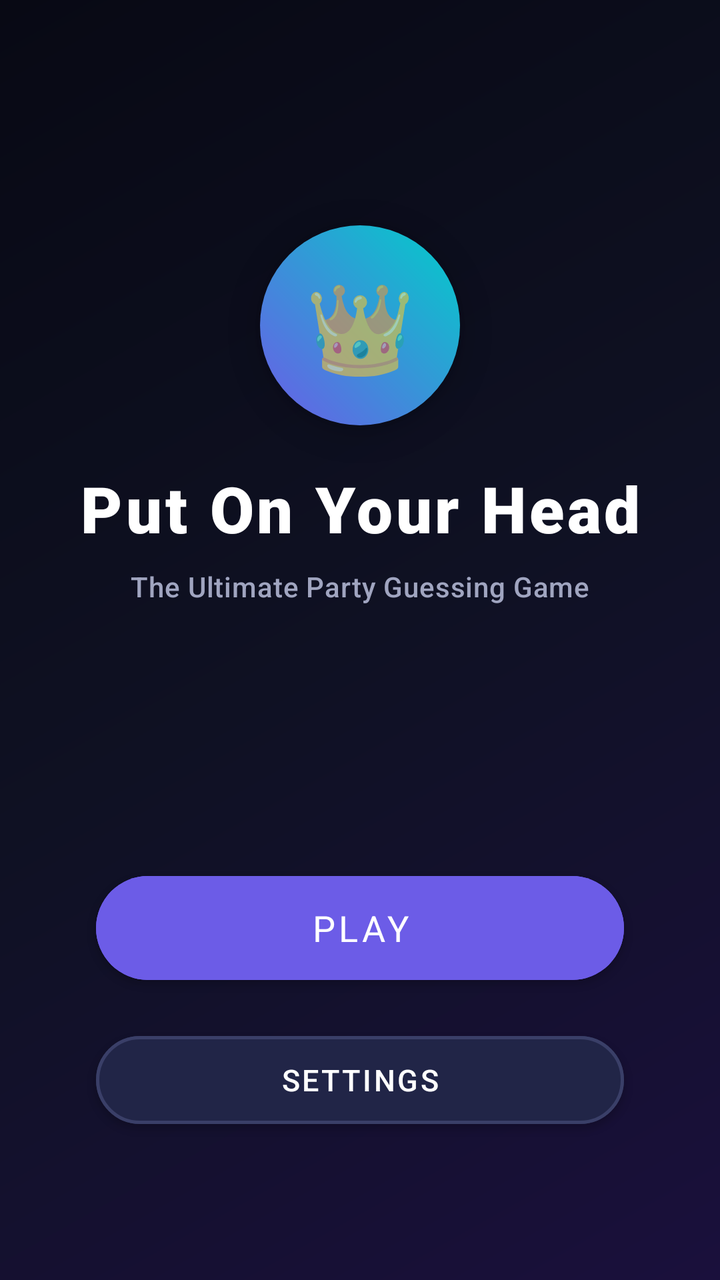
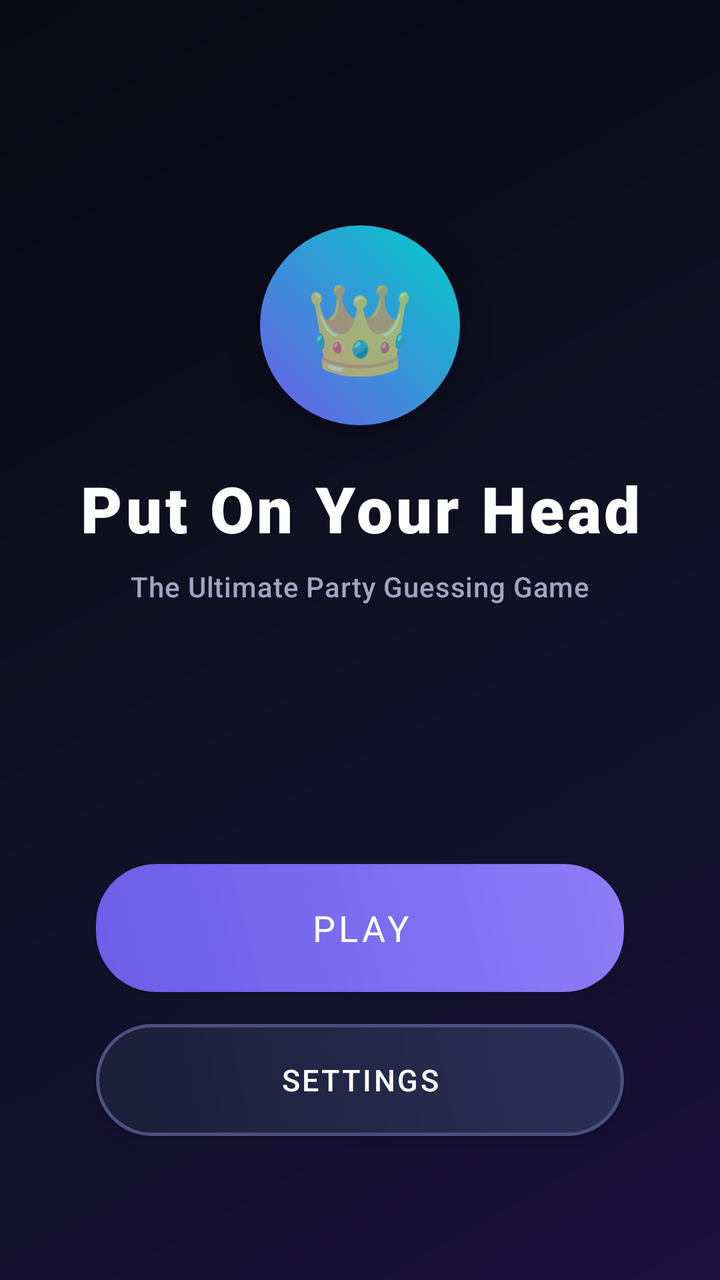

Two renders of the same Android screen: before a commit and after it. Below are the layout's source before the change and the commit's diff.
<!-- AndroidManifest.xml: application theme Theme.POYH -->
<!-- res/layout/activity_main.xml -->
<?xml version="1.0" encoding="utf-8"?>
<androidx.constraintlayout.widget.ConstraintLayout xmlns:android="http://schemas.android.com/apk/res/android"
    xmlns:app="http://schemas.android.com/apk/res-auto"
    xmlns:tools="http://schemas.android.com/tools"
    android:id="@+id/mainLayout"
    android:layout_width="match_parent"
    android:layout_height="match_parent"
    android:background="@drawable/bg_main_gradient"
    android:padding="24dp"
    tools:context=".MainActivity">

    
    <androidx.constraintlayout.widget.Guideline
        android:id="@+id/guidelineTop"
        android:layout_width="wrap_content"
        android:layout_height="wrap_content"
        android:orientation="horizontal"
        app:layout_constraintGuide_percent="0.15" />

    
    <FrameLayout
        android:id="@+id/logoBadge"
        android:layout_width="100dp"
        android:layout_height="100dp"
        android:background="@drawable/bg_logo_badge"
        android:elevation="8dp"
        app:layout_constraintBottom_toTopOf="@+id/tvAppTitle"
        app:layout_constraintEnd_toEndOf="parent"
        app:layout_constraintStart_toStartOf="parent"
        app:layout_constraintTop_toBottomOf="@+id/guidelineTop">

        <TextView
            android:layout_width="wrap_content"
            android:layout_height="wrap_content"
            android:layout_gravity="center"
            android:text="👑"
            android:textSize="44sp" />
    </FrameLayout>

    
    <TextView
        android:id="@+id/tvAppTitle"
        android:layout_width="0dp"
        android:layout_height="wrap_content"
        android:layout_marginTop="20dp"
        android:fontFamily="sans-serif-black"
        android:gravity="center"
        android:letterSpacing="0.05"
        android:text="@string/app_title"
        android:textColor="@color/text_primary"
        android:textSize="32sp"
        android:textStyle="bold"
        app:layout_constraintEnd_toEndOf="parent"
        app:layout_constraintStart_toStartOf="parent"
        app:layout_constraintTop_toBottomOf="@+id/logoBadge" />

    
    <TextView
        android:id="@+id/tvAppSubtitle"
        android:layout_width="0dp"
        android:layout_height="wrap_content"
        android:layout_marginTop="8dp"
        android:fontFamily="sans-serif-medium"
        android:gravity="center"
        android:letterSpacing="0.02"
        android:text="@string/app_subtitle"
        android:textColor="@color/text_secondary"
        android:textSize="14sp"
        app:layout_constraintEnd_toEndOf="parent"
        app:layout_constraintStart_toStartOf="parent"
        app:layout_constraintTop_toBottomOf="@+id/tvAppTitle" />

    
    <com.google.android.material.button.MaterialButton
        android:id="@+id/btnPlay"
        android:layout_width="0dp"
        android:layout_height="64dp"
        android:layout_marginStart="24dp"
        android:layout_marginEnd="24dp"
        android:layout_marginBottom="16dp"
        android:backgroundTint="@color/primary"
        android:elevation="6dp"
        android:fontFamily="sans-serif-bold"
        android:letterSpacing="0.1"
        android:text="@string/btn_play"
        android:textAllCaps="true"
        android:textColor="@color/text_primary"
        android:textSize="18sp"
        app:cornerRadius="32dp"
        app:layout_constraintBottom_toTopOf="@+id/btnSettings"
        app:layout_constraintEnd_toEndOf="parent"
        app:layout_constraintStart_toStartOf="parent" />

    
    <com.google.android.material.button.MaterialButton
        android:id="@+id/btnSettings"
        android:layout_width="0dp"
        android:layout_height="56dp"
        android:layout_marginStart="24dp"
        android:layout_marginEnd="24dp"
        android:layout_marginBottom="48dp"
        android:backgroundTint="@color/button_secondary_bg"
        android:fontFamily="sans-serif-medium"
        android:letterSpacing="0.08"
        android:text="@string/btn_settings"
        android:textAllCaps="true"
        android:textColor="@color/text_primary"
        android:textSize="15sp"
        app:cornerRadius="28dp"
        app:layout_constraintBottom_toBottomOf="parent"
        app:layout_constraintEnd_toEndOf="parent"
        app:layout_constraintStart_toStartOf="parent"
        app:strokeColor="@color/button_secondary_stroke"
        app:strokeWidth="1.5dp" />

</androidx.constraintlayout.widget.ConstraintLayout>
<!-- resources referenced by this layout -->
<resources>
  <color name="button_secondary_bg">#212547</color>
  <color name="button_secondary_stroke">#3A3F68</color>
  <color name="primary">#6C5CE7</color>
  <color name="text_primary">#FFFFFF</color>
  <color name="text_secondary">#A0A5C0</color>
  <!-- drawable bg_logo_badge (drawable) -->
  <?xml version="1.0" encoding="utf-8"?>
  <shape xmlns:android="http://schemas.android.com/apk/res/android"
      android:shape="oval">
      <gradient
          android:angle="45"
          android:startColor="#6C5CE7"
          android:endColor="#00CEC9"
          android:type="linear" />
  </shape>
  <!-- drawable bg_main_gradient (drawable) -->
  <?xml version="1.0" encoding="utf-8"?>
  <shape xmlns:android="http://schemas.android.com/apk/res/android"
      android:shape="rectangle">
      <gradient
          android:angle="135"
          android:startColor="#1A103C"
          android:centerColor="#0F1123"
          android:endColor="#080914"
          android:type="linear" />
  </shape>
  <string name="app_subtitle">The Ultimate Party Guessing Game</string>
  <string name="app_title">Put On Your Head</string>
  <string name="btn_play">PLAY</string>
  <string name="btn_settings">SETTINGS</string>
  <style name="Theme.POYH" parent="Theme.MaterialComponents.DayNight.NoActionBar">
          <item name="colorPrimary">@color/primary</item>
          <item name="colorPrimaryVariant">@color/primary_dark</item>
          <item name="colorOnPrimary">@color/text_primary</item>
          <item name="colorSecondary">@color/accent</item>
          <item name="android:statusBarColor">@color/background</item>
          <item name="android:navigationBarColor">@color/background</item>
      </style>
  <color name="primary_dark">#5843E0</color>
  <color name="accent">#00CEC9</color>
  <color name="background">#0F1123</color>
</resources>

<!-- the commit's change to res/layout/activity_main.xml (unified diff, before → after) -->
@@ -9,7 +9,6 @@
     android:padding="24dp"
     tools:context=".MainActivity">
 
-    
     <androidx.constraintlayout.widget.Guideline
         android:id="@+id/guidelineTop"
         android:layout_width="wrap_content"
@@ -17,7 +16,6 @@
         android:orientation="horizontal"
         app:layout_constraintGuide_percent="0.15" />
 
-    
     <FrameLayout
         android:id="@+id/logoBadge"
         android:layout_width="100dp"
@@ -37,7 +35,6 @@
             android:textSize="44sp" />
     </FrameLayout>
 
-    
     <TextView
         android:id="@+id/tvAppTitle"
         android:layout_width="0dp"
@@ -54,7 +51,6 @@
         app:layout_constraintStart_toStartOf="parent"
         app:layout_constraintTop_toBottomOf="@+id/logoBadge" />
 
-    
     <TextView
         android:id="@+id/tvAppSubtitle"
         android:layout_width="0dp"
@@ -70,7 +66,6 @@
         app:layout_constraintStart_toStartOf="parent"
         app:layout_constraintTop_toBottomOf="@+id/tvAppTitle" />
 
-    
     <com.google.android.material.button.MaterialButton
         android:id="@+id/btnPlay"
         android:layout_width="0dp"
@@ -78,20 +73,20 @@
         android:layout_marginStart="24dp"
         android:layout_marginEnd="24dp"
         android:layout_marginBottom="16dp"
-        android:backgroundTint="@color/primary"
-        android:elevation="6dp"
+        android:background="@drawable/bg_button_primary"
+        android:elevation="8dp"
         android:fontFamily="sans-serif-bold"
         android:letterSpacing="0.1"
         android:text="@string/btn_play"
         android:textAllCaps="true"
         android:textColor="@color/text_primary"
         android:textSize="18sp"
-        app:cornerRadius="32dp"
+        app:backgroundTint="@null"
+        app:cornerRadius="30dp"
         app:layout_constraintBottom_toTopOf="@+id/btnSettings"
         app:layout_constraintEnd_toEndOf="parent"
         app:layout_constraintStart_toStartOf="parent" />
 
-    
     <com.google.android.material.button.MaterialButton
         android:id="@+id/btnSettings"
         android:layout_width="0dp"
@@ -99,18 +94,18 @@
         android:layout_marginStart="24dp"
         android:layout_marginEnd="24dp"
         android:layout_marginBottom="48dp"
-        android:backgroundTint="@color/button_secondary_bg"
+        android:background="@drawable/bg_button_secondary"
+        android:elevation="4dp"
         android:fontFamily="sans-serif-medium"
         android:letterSpacing="0.08"
         android:text="@string/btn_settings"
         android:textAllCaps="true"
         android:textColor="@color/text_primary"
         android:textSize="15sp"
+        app:backgroundTint="@null"
         app:cornerRadius="28dp"
         app:layout_constraintBottom_toBottomOf="parent"
         app:layout_constraintEnd_toEndOf="parent"
-        app:layout_constraintStart_toStartOf="parent"
-        app:strokeColor="@color/button_secondary_stroke"
-        app:strokeWidth="1.5dp" />
+        app:layout_constraintStart_toStartOf="parent" />
 
 </androidx.constraintlayout.widget.ConstraintLayout>
<!-- resource entries referenced after the edit -->
@@ -1,10 +1,41 @@
 <!-- resources referenced by this layout -->
 <resources>
-  <color name="button_secondary_bg">#212547</color>
-  <color name="button_secondary_stroke">#3A3F68</color>
   <color name="primary">#6C5CE7</color>
   <color name="text_primary">#FFFFFF</color>
   <color name="text_secondary">#A0A5C0</color>
+  <!-- drawable bg_button_primary (drawable) -->
+  <?xml version="1.0" encoding="utf-8"?>
+  <ripple xmlns:android="http://schemas.android.com/apk/res/android"
+      android:color="#40FFFFFF">
+      <item>
+          <shape android:shape="rectangle">
+              <gradient
+                  android:angle="45"
+                  android:endColor="#8E7CF8"
+                  android:startColor="#6C5CE7"
+                  android:type="linear" />
+              <corners android:radius="30dp" />
+          </shape>
+      </item>
+  </ripple>
+  <!-- drawable bg_button_secondary (drawable) -->
+  <?xml version="1.0" encoding="utf-8"?>
+  <ripple xmlns:android="http://schemas.android.com/apk/res/android"
+      android:color="#20FFFFFF">
+      <item>
+          <shape android:shape="rectangle">
+              <gradient
+                  android:angle="45"
+                  android:endColor="#2B3058"
+                  android:startColor="#1B1E38"
+                  android:type="linear" />
+              <corners android:radius="28dp" />
+              <stroke
+                  android:width="1.5dp"
+                  android:color="#4A5180" />
+          </shape>
+      </item>
+  </ripple>
   <!-- drawable bg_logo_badge (drawable) -->
   <?xml version="1.0" encoding="utf-8"?>
   <shape xmlns:android="http://schemas.android.com/apk/res/android"
